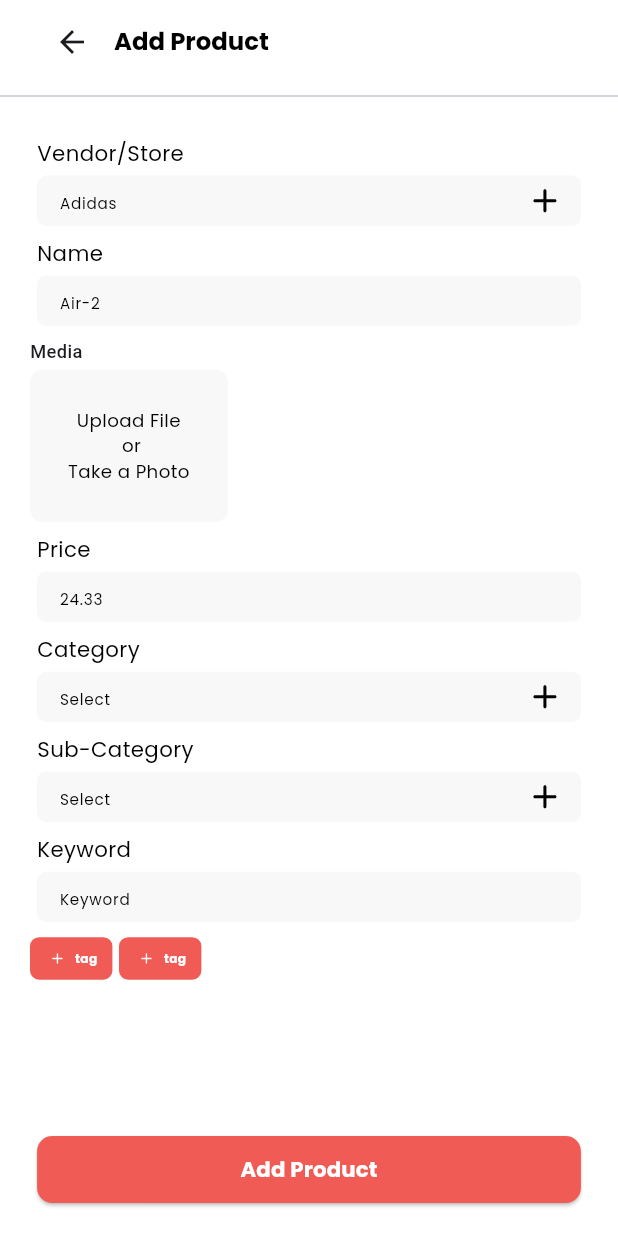
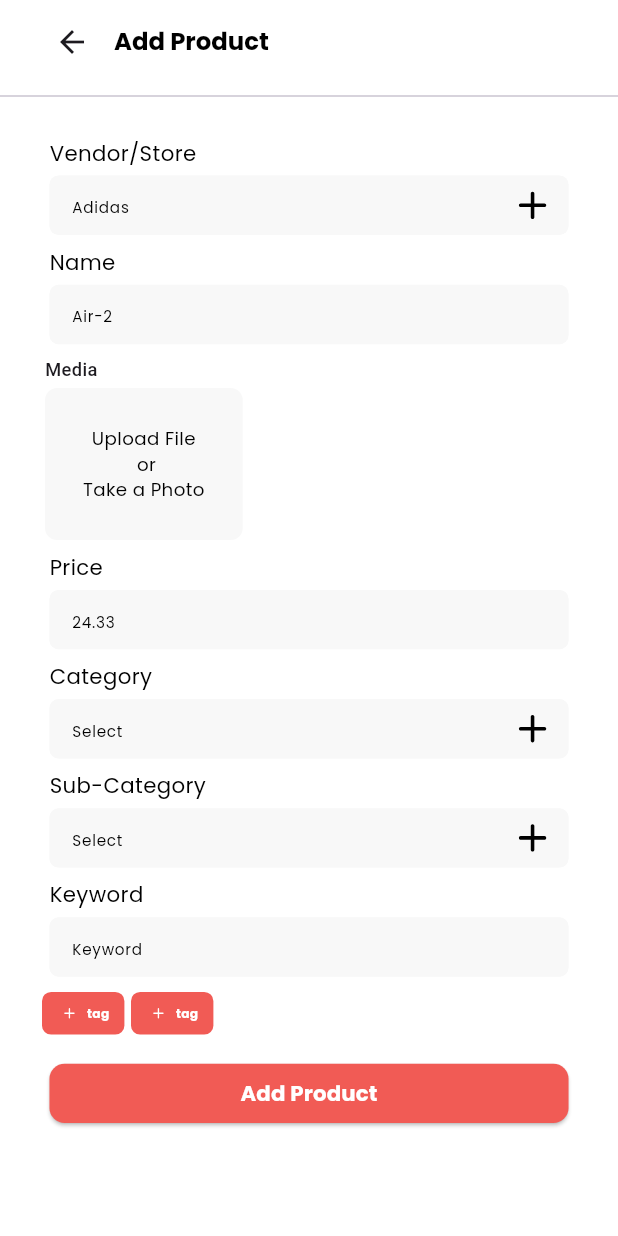
Before and after one commit to abdulsamad-110/cotton_valley_app, a Flutter app: the AddProductView screen opened directly, on a phone screen of 412 x 824 dp. Run offline on Flutter 3.47's test engine with Material 3 defaults, Android fonts, the phone set to English and light mode, and no system bars; our stand-ins replace buttons_tabbar, carousel_slider, flutter_screenutil, flutter_svg, get, google_fonts.

Commit message:
update vandordetailview

```diff
--- a/lib/main.dart
+++ b/lib/main.dart
@@ -1,4 +1,5 @@
 import 'package:cotton_valley_app/ui/user/addvendor/addvendor_view.dart';
+import 'package:cotton_valley_app/ui/user/product_detail/productdetail_view.dart';
 import 'package:flutter/material.dart';
 import 'package:flutter_screenutil/flutter_screenutil.dart';
 import 'package:get/get.dart';
@@ -22,7 +23,7 @@ class MyApp extends StatelessWidget {
           debugShowCheckedModeBanner: false,
           theme: ThemeData(scaffoldBackgroundColor: Colors.white),
           home: const SplashView(),
-          //home: AddvendorView(),
+          //home: ProductdetailView(),
         );
       },
     );
--- a/lib/ui/user/addproduct/add_productview.dart
+++ b/lib/ui/user/addproduct/add_productview.dart
@@ -41,8 +41,8 @@ class AddProductView extends StatelessWidget {
                 children: [
                   /// Vendor/Store Field
                   CustomTextField(
-                    height: 33.h,
-                    width: 330.w,
+                    // height: 33.h,
+                    // width: 330.w,
                     controller: controller.vdrstoreController,
                     hintText: "Adidas",
                     hintTextStyle: AppTextStyles.popRegular10,
@@ -59,8 +59,8 @@ class AddProductView extends StatelessWidget {
 
                   /// Name Field
                   CustomTextField(
-                    height: 33.h,
-                    width: 330.w,
+                    // height: 33.h,
+                    // width: 330.w,
                     controller: controller.nameController,
                     hintText: "Air-2",
                     hintTextStyle: AppTextStyles.popRegular10,
@@ -70,19 +70,22 @@ class AddProductView extends StatelessWidget {
                   /// Media Box
                   SizedBox(height: 8.h),
 
-                  const Align(
+                  Align(
                     alignment: Alignment.centerLeft,
+                    child: Padding(
+                      padding: const EdgeInsets.only(left: 10),
                       child: UploadContainer(
                         label: "Media",
                         content: "Upload File\n or\nTake a Photo",
+                      ),
                     ),
                   ),
 
                   /// Price Field
                   SizedBox(height: 8.h),
                   CustomTextField(
-                    height: 33.h,
-                    width: 330.w,
+                    // height: 33.h,
+                    // width: 330.w,
                     controller: controller.priceController,
                     hintText: "24.33",
                     hintTextStyle: AppTextStyles.popRegular10,
@@ -94,8 +97,6 @@ class AddProductView extends StatelessWidget {
 
                   /// Category Field
                   CustomTextField(
-                    height: 33.h,
-                    width: 330.w,
                     controller: controller.categoryController,
                     hintText: "Select",
                     hintTextStyle: AppTextStyles.popRegular10,
@@ -112,8 +113,8 @@ class AddProductView extends StatelessWidget {
 
                   /// Sub-Category Field
                   CustomTextField(
-                    height: 33.h,
-                    width: 330.w,
+                    // height: 33.h,
+                    // width: 330.w,
                     controller: controller.subcategoryController,
                     hintText: "Select",
                     hintTextStyle: AppTextStyles.popRegular10,
@@ -130,8 +131,8 @@ class AddProductView extends StatelessWidget {
 
                   /// Keyword Field
                   CustomTextField(
-                    height: 33.h,
-                    width: 330.w,
+                    // height: 33.h,
+                    // width: 330.w,
                     controller: controller.keywordController,
                     hintText: "Keyword",
                     hintTextStyle: AppTextStyles.popRegular10,
@@ -140,9 +141,10 @@ class AddProductView extends StatelessWidget {
                   SizedBox(
                     height: 10.h,
                   ),
-                  Row(
+                  Padding(
+                    padding: const EdgeInsets.only(left: 8),
+                    child: Row(
                       children: [
-                      /////
                         ProductCustomButton(
                             height: 28.h,
                             width: 50.w,
@@ -170,26 +172,26 @@ class AddProductView extends StatelessWidget {
                               height: 15.h,
                               width: 15.w,
                             ),
-                          // iconColor: AppColors.whiteColor,
                             onTap: () {}),
                       ],
+                    ),
+                  ),
+
+                  SizedBox(height: 15.h),
+
+                  /// Add Product Button
+                  MycustomButton(
+                    height: 39.h,
+                    width: 315.w,
+                    title: "Add Product",
+                    onPressed: () {},
                   ),
                 ],
               ),
             ),
           ),
 
-          SizedBox(height: 20.h),
-
-          /// Add Product Button
-          MycustomButton(
-            height: 44.h,
-            width: 330.w,
-            title: "Add Product",
-            onPressed: () {},
-          ),
-
-          SizedBox(height: 20.h),
+          // SizedBox(height: 15.h),
         ],
       ),
     );
--- /dev/null
+++ b/lib/ui/user/product_detail/productdetail_controller.dart
@@ -0,0 +1,6 @@
+import 'package:get/get.dart';
+
+class ProductdetailController extends GetxController{
+
+
+}
--- a/lib/widgets/custom_textfield.dart
+++ b/lib/widgets/custom_textfield.dart
@@ -108,7 +108,7 @@ class CustomTextField extends StatelessWidget {
                 suffixIcon: suffixIcon,
                 hintText: hintText,
                 hintStyle: hintTextStyle ??
-                    AppTextStyles.popRegular10.copyWith(height: 0.6.h),
+                    AppTextStyles.popRegular10.copyWith(height: 3.0.h),
                 contentPadding: contentPadding ??
                     EdgeInsets.symmetric(
                         vertical: 0.10.h,
```
Also changed, not shown: lib/ui/user/addstore/add_storeview.dart (+4 -4 lines), lib/ui/user/product_detail/productdetail_view.dart (added, +155 -0 lines), lib/widgets/products_widget.dart (+18 -12 lines). Lines whose indentation alone changed are shown as unchanged.
